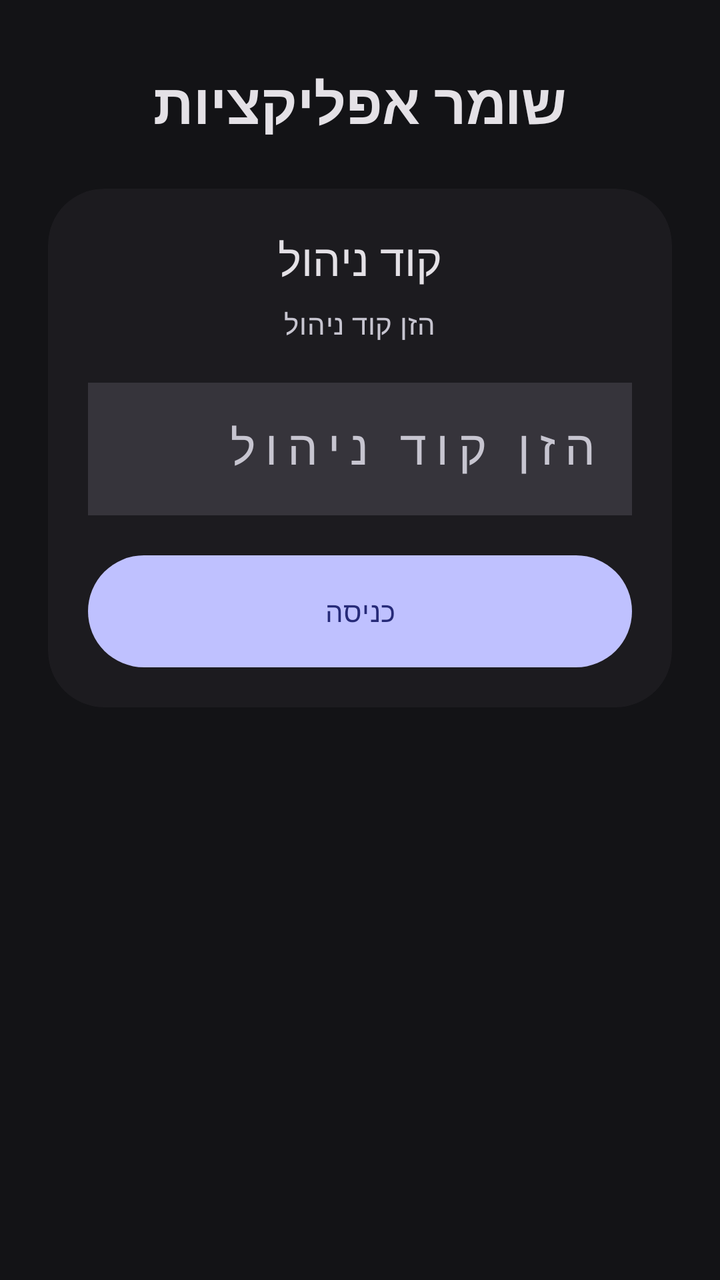
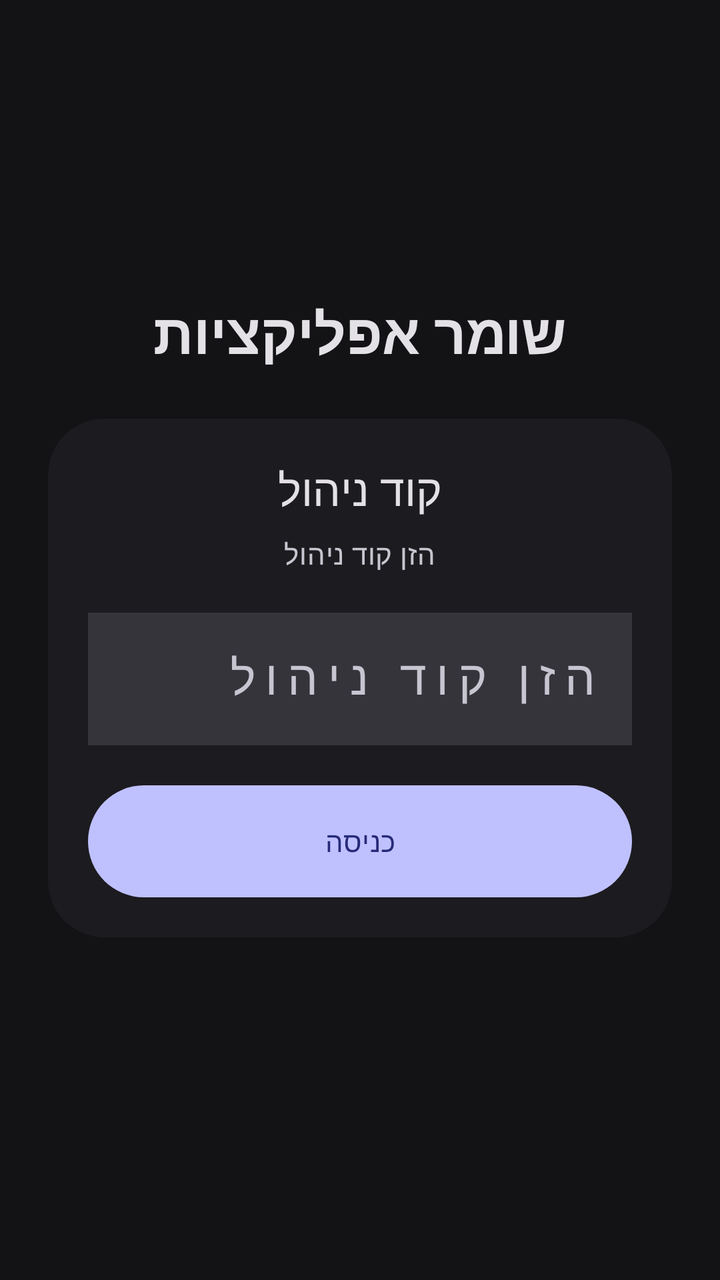

Screens rendered from an Android XML layout before and after an edit, with the pre-edit source and the edit as a unified diff.
<!-- AndroidManifest.xml: application theme Theme.AppGuard -->
<!-- res/layout/activity_pin.xml -->
<?xml version="1.0" encoding="utf-8"?>
<ScrollView xmlns:android="http://schemas.android.com/apk/res/android"
    xmlns:app="http://schemas.android.com/apk/res-auto"
    android:layout_width="match_parent"
    android:layout_height="match_parent"
    android:background="?attr/colorSurface"
    android:fillViewport="true"
    android:layoutDirection="rtl"
    android:padding="24dp">

    <LinearLayout
        android:layout_width="match_parent"
        android:layout_height="wrap_content"
        android:layout_gravity="center"
        android:orientation="vertical">

        <include layout="@layout/include_onboarding_steps" />

        <TextView
            android:id="@+id/stepCaption"
            style="@style/Text.Caption"
            android:layout_width="match_parent"
            android:layout_height="wrap_content"
            android:layout_marginTop="12dp"
            android:gravity="center"
            android:text="@string/pin_step_caption"
            android:visibility="gone" />

        <TextView
            android:id="@+id/brand"
            android:layout_width="match_parent"
            android:layout_height="wrap_content"
            android:layout_marginTop="8dp"
            android:gravity="center"
            android:text="@string/app_name"
            android:textAppearance="@style/TextAppearance.Material3.HeadlineMedium"
            android:textColor="?attr/colorOnSurface"
            android:textStyle="bold" />

        <com.google.android.material.card.MaterialCardView
            android:layout_width="match_parent"
            android:layout_height="wrap_content"
            android:layout_marginTop="24dp"
            app:shapeAppearanceOverlay="@style/Shape.AppGuard.CardHero">

            <LinearLayout
                android:layout_width="match_parent"
                android:layout_height="wrap_content"
                android:orientation="vertical"
                android:padding="20dp">

                <TextView
                    android:id="@+id/pinTitle"
                    android:layout_width="match_parent"
                    android:layout_height="wrap_content"
                    android:gravity="center"
                    android:text="@string/pin_title"
                    android:textAppearance="@style/TextAppearance.Material3.TitleLarge"
                    android:textColor="?attr/colorOnSurface" />

                <TextView
                    android:id="@+id/pinHint"
                    android:layout_width="match_parent"
                    android:layout_height="wrap_content"
                    android:layout_marginTop="8dp"
                    android:gravity="center"
                    android:text="@string/pin_enter_hint"
                    android:textAppearance="@style/TextAppearance.Material3.BodyMedium"
                    android:textColor="?attr/colorOnSurfaceVariant" />

                <com.google.android.material.textfield.TextInputLayout
                    android:id="@+id/pinLayout"
                    android:layout_width="match_parent"
                    android:layout_height="wrap_content"
                    android:layout_marginTop="20dp"
                    android:hint="@string/pin_enter_hint">

                    <com.google.android.material.textfield.TextInputEditText
                        android:id="@+id/pinInput"
                        android:layout_width="match_parent"
                        android:layout_height="wrap_content"
                        android:inputType="numberPassword"
                        android:letterSpacing="0.2"
                        android:maxLength="8"
                        android:textAlignment="center"
                        android:textSize="24sp" />
                </com.google.android.material.textfield.TextInputLayout>

                <com.google.android.material.textfield.TextInputLayout
                    android:id="@+id/pinConfirmLayout"
                    android:layout_width="match_parent"
                    android:layout_height="wrap_content"
                    android:layout_marginTop="12dp"
                    android:hint="@string/pin_confirm_hint"
                    android:visibility="gone">

                    <com.google.android.material.textfield.TextInputEditText
                        android:id="@+id/pinConfirmInput"
                        android:layout_width="match_parent"
                        android:layout_height="wrap_content"
                        android:inputType="numberPassword"
                        android:letterSpacing="0.2"
                        android:maxLength="8"
                        android:textAlignment="center"
                        android:textSize="24sp" />
                </com.google.android.material.textfield.TextInputLayout>

                <com.google.android.material.button.MaterialButton
                    android:id="@+id/pinSubmit"
                    android:layout_width="match_parent"
                    android:layout_height="56dp"
                    android:layout_marginTop="20dp"
                    android:text="@string/pin_unlock" />
            </LinearLayout>
        </com.google.android.material.card.MaterialCardView>

        <com.google.android.material.button.MaterialButton
            android:id="@+id/btnForgot"
            style="@style/Widget.AppGuard.Button.Ghost"
            android:layout_width="match_parent"
            android:layout_height="wrap_content"
            android:layout_marginTop="8dp"
            android:text="@string/recovery_forgot"
            android:visibility="gone" />
    </LinearLayout>
</ScrollView>
<!-- res/layout/include_onboarding_steps.xml (included above) -->
<?xml version="1.0" encoding="utf-8"?>
<LinearLayout xmlns:android="http://schemas.android.com/apk/res/android"
    android:id="@+id/onboardingRail"
    android:layout_width="match_parent"
    android:layout_height="wrap_content"
    android:layout_marginBottom="4dp"
    android:background="@drawable/bg_search"
    android:gravity="center"
    android:orientation="horizontal"
    android:paddingHorizontal="8dp"
    android:paddingVertical="10dp"
    android:visibility="gone">

    <LinearLayout
        android:layout_width="0dp"
        android:layout_height="wrap_content"
        android:layout_weight="1"
        android:gravity="center"
        android:orientation="vertical">

        <TextView
            android:id="@+id/step1"
            android:layout_width="28dp"
            android:layout_height="28dp"
            android:background="@drawable/bg_step_idle"
            android:gravity="center"
            android:text="1"
            android:textSize="12sp"
            android:textStyle="bold" />

        <TextView
            android:id="@+id/step1Label"
            android:layout_width="wrap_content"
            android:layout_height="wrap_content"
            android:layout_marginTop="4dp"
            android:text="@string/step_pin"
            android:textAppearance="@style/TextAppearance.Material3.LabelSmall" />
    </LinearLayout>

    <View
        android:layout_width="0dp"
        android:layout_height="2dp"
        android:layout_marginTop="-14dp"
        android:layout_weight="0.25"
        android:background="@color/md_theme_outline_variant" />

    <LinearLayout
        android:layout_width="0dp"
        android:layout_height="wrap_content"
        android:layout_weight="1"
        android:gravity="center"
        android:orientation="vertical">

        <TextView
            android:id="@+id/step2"
            android:layout_width="28dp"
            android:layout_height="28dp"
            android:background="@drawable/bg_step_idle"
            android:gravity="center"
            android:text="2"
            android:textSize="12sp"
            android:textStyle="bold" />

        <TextView
            android:id="@+id/step2Label"
            android:layout_width="wrap_content"
            android:layout_height="wrap_content"
            android:layout_marginTop="4dp"
            android:text="@string/step_recovery"
            android:textAppearance="@style/TextAppearance.Material3.LabelSmall" />
    </LinearLayout>

    <View
        android:layout_width="0dp"
        android:layout_height="2dp"
        android:layout_marginTop="-14dp"
        android:layout_weight="0.25"
        android:background="@color/md_theme_outline_variant" />

    <LinearLayout
        android:layout_width="0dp"
        android:layout_height="wrap_content"
        android:layout_weight="1"
        android:gravity="center"
        android:orientation="vertical">

        <TextView
            android:id="@+id/step3"
            android:layout_width="28dp"
            android:layout_height="28dp"
            android:background="@drawable/bg_step_idle"
            android:gravity="center"
            android:text="3"
            android:textSize="12sp"
            android:textStyle="bold" />

        <TextView
            android:id="@+id/step3Label"
            android:layout_width="wrap_content"
            android:layout_height="wrap_content"
            android:layout_marginTop="4dp"
            android:text="@string/step_permissions"
            android:textAppearance="@style/TextAppearance.Material3.LabelSmall" />
    </LinearLayout>

    <View
        android:layout_width="0dp"
        android:layout_height="2dp"
        android:layout_marginTop="-14dp"
        android:layout_weight="0.25"
        android:background="@color/md_theme_outline_variant" />

    <LinearLayout
        android:layout_width="0dp"
        android:layout_height="wrap_content"
        android:layout_weight="1"
        android:gravity="center"
        android:orientation="vertical">

        <TextView
            android:id="@+id/step4"
            android:layout_width="28dp"
            android:layout_height="28dp"
            android:background="@drawable/bg_step_idle"
            android:gravity="center"
            android:text="4"
            android:textSize="12sp"
            android:textStyle="bold" />

        <TextView
            android:id="@+id/step4Label"
            android:layout_width="wrap_content"
            android:layout_height="wrap_content"
            android:layout_marginTop="4dp"
            android:text="@string/step_allowlist"
            android:textAppearance="@style/TextAppearance.Material3.LabelSmall" />
    </LinearLayout>
</LinearLayout>
<!-- resources referenced by this layout -->
<resources>
  <color name="md_theme_outline_variant">#46464F</color>
  <!-- drawable bg_search (drawable) -->
  <?xml version="1.0" encoding="utf-8"?>
  <shape xmlns:android="http://schemas.android.com/apk/res/android"
      android:shape="rectangle">
      <solid android:color="@color/md_theme_surface_container_highest" />
      <corners android:radius="28dp" />
  </shape>
  <string name="app_name">שומר אפליקציות</string>
  <string name="pin_confirm_hint">אשר את הקוד</string>
  <string name="pin_enter_hint">הזן קוד ניהול</string>
  <string name="pin_step_caption">בחר קוד שיגן על ההגדרות</string>
  <string name="pin_title">קוד ניהול</string>
  <string name="pin_unlock">כניסה</string>
  <string name="recovery_forgot">שחזור עם קוד שחזור</string>
  <string name="step_allowlist">רשימה</string>
  <string name="step_permissions">הרשאות</string>
  <string name="step_pin">קוד</string>
  <string name="step_recovery">שחזור</string>
  <style name="Shape.AppGuard.CardHero" parent="ShapeAppearance.Material3.Corner.ExtraLarge">
          <item name="cornerSize">28dp</item>
      </style>
  <style name="Text.Caption" parent="TextAppearance.Material3.LabelMedium">
          <item name="android:textColor">?attr/colorOnSurfaceVariant</item>
      </style>
  <style name="Widget.AppGuard.Button.Ghost" parent="Widget.Material3.Button.TextButton">
          <item name="android:minHeight">48dp</item>
          <item name="cornerRadius">28dp</item>
          <item name="android:textAllCaps">false</item>
      </style>
  <color name="md_theme_surface_container_highest">#36343B</color>
  <color name="md_theme_primary">#BFC1FF</color>
  <color name="md_theme_on_primary">#262A78</color>
  <color name="md_theme_primary_container">#3D4296</color>
  <color name="md_theme_on_primary_container">#E0E0FF</color>
  <color name="md_theme_secondary">#C5C4DD</color>
  <color name="md_theme_on_secondary">#2E2F42</color>
  <color name="md_theme_secondary_container">#444559</color>
  <color name="md_theme_on_secondary_container">#E1E0F9</color>
  <color name="md_theme_tertiary">#E9B9D3</color>
  <color name="md_theme_on_tertiary">#46263A</color>
  <color name="md_theme_tertiary_container">#5F3C51</color>
  <color name="md_theme_on_tertiary_container">#FFD8EB</color>
  <color name="md_theme_error">#FFB4AB</color>
  <color name="md_theme_on_error">#690005</color>
  <color name="md_theme_error_container">#93000A</color>
  <color name="md_theme_on_error_container">#FFDAD6</color>
  <color name="md_theme_background">#131316</color>
  <color name="md_theme_on_background">#E4E1E6</color>
  <color name="md_theme_surface">#131316</color>
  <color name="md_theme_on_surface">#E4E1E6</color>
  <color name="md_theme_surface_variant">#46464F</color>
  <color name="md_theme_on_surface_variant">#C7C5D0</color>
  <color name="md_theme_outline">#91909A</color>
  <color name="md_theme_surface_container">#1C1B1F</color>
  <color name="md_theme_surface_container_high">#2B2930</color>
  <color name="md_theme_surface_container_low">#1B1B1F</color>
  <style name="Widget.AppGuard.CheckBox" parent="Widget.Material3.CompoundButton.CheckBox" />
  <style name="Widget.AppGuard.Switch" parent="Widget.Material3.CompoundButton.MaterialSwitch" />
  <style name="Widget.AppGuard.Toolbar" parent="Widget.Material3.Toolbar">
          <item name="android:background">@android:color/transparent</item>
          <item name="titleCentered">true</item>
          <item name="titleTextColor">?attr/colorOnSurface</item>
      </style>
  <style name="Shape.AppGuard.Card" parent="ShapeAppearance.Material3.Corner.Large">
          <item name="cornerSize">16dp</item>
      </style>
  <style name="Shape.AppGuard.Pill" parent="ShapeAppearance.Material3.Corner.Full">
          <item name="cornerSize">50%</item>
      </style>
  <!-- unchanged entries left out for length: 6 -->
</resources>

<!-- the commit's change to res/layout/activity_pin.xml (unified diff, before → after) -->
@@ -10,118 +10,135 @@
 
     <LinearLayout
         android:layout_width="match_parent"
-        android:layout_height="wrap_content"
-        android:layout_gravity="center"
-        android:orientation="vertical">
-
-        <include layout="@layout/include_onboarding_steps" />
-
-        <TextView
-            android:id="@+id/stepCaption"
-            style="@style/Text.Caption"
+        android:layout_height="match_parent"
+        android:orientation="vertical">
+
+        <LinearLayout
             android:layout_width="match_parent"
-            android:layout_height="wrap_content"
-            android:layout_marginTop="12dp"
-            android:gravity="center"
-            android:text="@string/pin_step_caption"
-            android:visibility="gone" />
-
-        <TextView
-            android:id="@+id/brand"
-            android:layout_width="match_parent"
-            android:layout_height="wrap_content"
-            android:layout_marginTop="8dp"
-            android:gravity="center"
-            android:text="@string/app_name"
-            android:textAppearance="@style/TextAppearance.Material3.HeadlineMedium"
-            android:textColor="?attr/colorOnSurface"
-            android:textStyle="bold" />
-
-        <com.google.android.material.card.MaterialCardView
-            android:layout_width="match_parent"
-            android:layout_height="wrap_content"
-            android:layout_marginTop="24dp"
-            app:shapeAppearanceOverlay="@style/Shape.AppGuard.CardHero">
-
-            <LinearLayout
-                android:layout_width="match_parent"
-                android:layout_height="wrap_content"
-                android:orientation="vertical"
-                android:padding="20dp">
-
-                <TextView
-                    android:id="@+id/pinTitle"
+            android:layout_height="0dp"
+            android:layout_weight="1"
+            android:gravity="center"
+            android:orientation="vertical">
+
+            <include layout="@layout/include_onboarding_steps" />
+
+            <TextView
+                android:id="@+id/stepCaption"
+                style="@style/Text.Caption"
+                android:layout_width="match_parent"
+                android:layout_height="wrap_content"
+                android:layout_marginTop="12dp"
+                android:gravity="center"
+                android:text="@string/pin_step_caption"
+                android:visibility="gone" />
+
+            <TextView
+                android:id="@+id/brand"
+                android:layout_width="match_parent"
+                android:layout_height="wrap_content"
+                android:layout_marginTop="8dp"
+                android:gravity="center"
+                android:text="@string/app_name"
+                android:textAppearance="@style/TextAppearance.Material3.HeadlineMedium"
+                android:textColor="?attr/colorOnSurface"
+                android:textStyle="bold" />
+
+            <com.google.android.material.card.MaterialCardView
+                android:layout_width="match_parent"
+                android:layout_height="wrap_content"
+                android:layout_marginTop="24dp"
+                app:shapeAppearanceOverlay="@style/Shape.AppGuard.CardHero">
+
+                <LinearLayout
                     android:layout_width="match_parent"
                     android:layout_height="wrap_content"
-                    android:gravity="center"
-                    android:text="@string/pin_title"
-                    android:textAppearance="@style/TextAppearance.Material3.TitleLarge"
-                    android:textColor="?attr/colorOnSurface" />
-
-                <TextView
-                    android:id="@+id/pinHint"
-                    android:layout_width="match_parent"
-                    android:layout_height="wrap_content"
-                    android:layout_marginTop="8dp"
-                    android:gravity="center"
-                    android:text="@string/pin_enter_hint"
-                    android:textAppearance="@style/TextAppearance.Material3.BodyMedium"
-                    android:textColor="?attr/colorOnSurfaceVariant" />
-
-                <com.google.android.material.textfield.TextInputLayout
-                    android:id="@+id/pinLayout"
-                    android:layout_width="match_parent"
-                    android:layout_height="wrap_content"
-                    android:layout_marginTop="20dp"
-                    android:hint="@string/pin_enter_hint">
-
-                    <com.google.android.material.textfield.TextInputEditText
-                        android:id="@+id/pinInput"
-                        android:layout_width="match_parent"
-                        android:layout_height="wrap_content"
-                        android:inputType="numberPassword"
-                        android:letterSpacing="0.2"
-                        android:maxLength="8"
-                        android:textAlignment="center"
-                        android:textSize="24sp" />
-                </com.google.android.material.textfield.TextInputLayout>
-
-                <com.google.android.material.textfield.TextInputLayout
-                    android:id="@+id/pinConfirmLayout"
-                    android:layout_width="match_parent"
-                    android:layout_height="wrap_content"
-                    android:layout_marginTop="12dp"
-                    android:hint="@string/pin_confirm_hint"
-                    android:visibility="gone">
-
-                    <com.google.android.material.textfield.TextInputEditText
-                        android:id="@+id/pinConfirmInput"
-                        android:layout_width="match_parent"
-                        android:layout_height="wrap_content"
-                        android:inputType="numberPassword"
-                        android:letterSpacing="0.2"
-                        android:maxLength="8"
-                        android:textAlignment="center"
-                        android:textSize="24sp" />
-                </com.google.android.material.textfield.TextInputLayout>
-
-                <com.google.android.material.button.MaterialButton
-                    android:id="@+id/pinSubmit"
-                    android:layout_width="match_parent"
-                    android:layout_height="56dp"
-                    android:layout_marginTop="20dp"
-                    android:text="@string/pin_unlock" />
-            </LinearLayout>
-        </com.google.android.material.card.MaterialCardView>
-
-        <com.google.android.material.button.MaterialButton
-            android:id="@+id/btnForgot"
-            style="@style/Widget.AppGuard.Button.Ghost"
+                    android:orientation="vertical"
+                    android:padding="20dp">
+
+                    <TextView
+                        android:id="@+id/pinTitle"
+                        android:layout_width="match_parent"
+                        android:layout_height="wrap_content"
+                        android:gravity="center"
+                        android:text="@string/pin_title"
+                        android:textAppearance="@style/TextAppearance.Material3.TitleLarge"
+                        android:textColor="?attr/colorOnSurface" />
+
+                    <TextView
+                        android:id="@+id/pinHint"
+                        android:layout_width="match_parent"
+                        android:layout_height="wrap_content"
+                        android:layout_marginTop="8dp"
+                        android:gravity="center"
+                        android:text="@string/pin_enter_hint"
+                        android:textAppearance="@style/TextAppearance.Material3.BodyMedium"
+                        android:textColor="?attr/colorOnSurfaceVariant" />
+
+                    <com.google.android.material.textfield.TextInputLayout
+                        android:id="@+id/pinLayout"
+                        android:layout_width="match_parent"
+                        android:layout_height="wrap_content"
+                        android:layout_marginTop="20dp"
+                        android:hint="@string/pin_enter_hint">
+
+                        <com.google.android.material.textfield.TextInputEditText
+                            android:id="@+id/pinInput"
+                            android:layout_width="match_parent"
+                            android:layout_height="wrap_content"
+                            android:inputType="numberPassword"
+                            android:letterSpacing="0.2"
+                            android:maxLength="8"
+                            android:textAlignment="center"
+                            android:textSize="24sp" />
+                    </com.google.android.material.textfield.TextInputLayout>
+
+                    <com.google.android.material.textfield.TextInputLayout
+                        android:id="@+id/pinConfirmLayout"
+                        android:layout_width="match_parent"
+                        android:layout_height="wrap_content"
+                        android:layout_marginTop="12dp"
+                        android:hint="@string/pin_confirm_hint"
+                        android:visibility="gone">
+
+                        <com.google.android.material.textfield.TextInputEditText
+                            android:id="@+id/pinConfirmInput"
+                            android:layout_width="match_parent"
+                            android:layout_height="wrap_content"
+                            android:inputType="numberPassword"
+                            android:letterSpacing="0.2"
+                            android:maxLength="8"
+                            android:textAlignment="center"
+                            android:textSize="24sp" />
+                    </com.google.android.material.textfield.TextInputLayout>
+
+                    <com.google.android.material.button.MaterialButton
+                        android:id="@+id/pinSubmit"
+                        android:layout_width="match_parent"
+                        android:layout_height="56dp"
+                        android:layout_marginTop="20dp"
+                        android:text="@string/pin_unlock" />
+                </LinearLayout>
+            </com.google.android.material.card.MaterialCardView>
+
+            <com.google.android.material.button.MaterialButton
+                android:id="@+id/btnForgot"
+                style="@style/Widget.AppGuard.Button.Ghost"
+                android:layout_width="match_parent"
+                android:layout_height="wrap_content"
+                android:layout_marginTop="8dp"
+                android:text="@string/recovery_forgot"
+                android:visibility="gone" />
+        </LinearLayout>
+
+        <TextView
+            android:id="@+id/appVersion"
             android:layout_width="match_parent"
             android:layout_height="wrap_content"
-            android:layout_marginTop="8dp"
-            android:text="@string/recovery_forgot"
-            android:visibility="gone" />
+            android:gravity="center"
+            android:paddingTop="12dp"
+            android:paddingBottom="4dp"
+            android:textAppearance="@style/TextAppearance.Material3.LabelMedium"
+            android:textColor="?attr/colorOnSurfaceVariant" />
     </LinearLayout>
 </ScrollView>
 <!-- res/layout/include_onboarding_steps.xml (included above) -->
